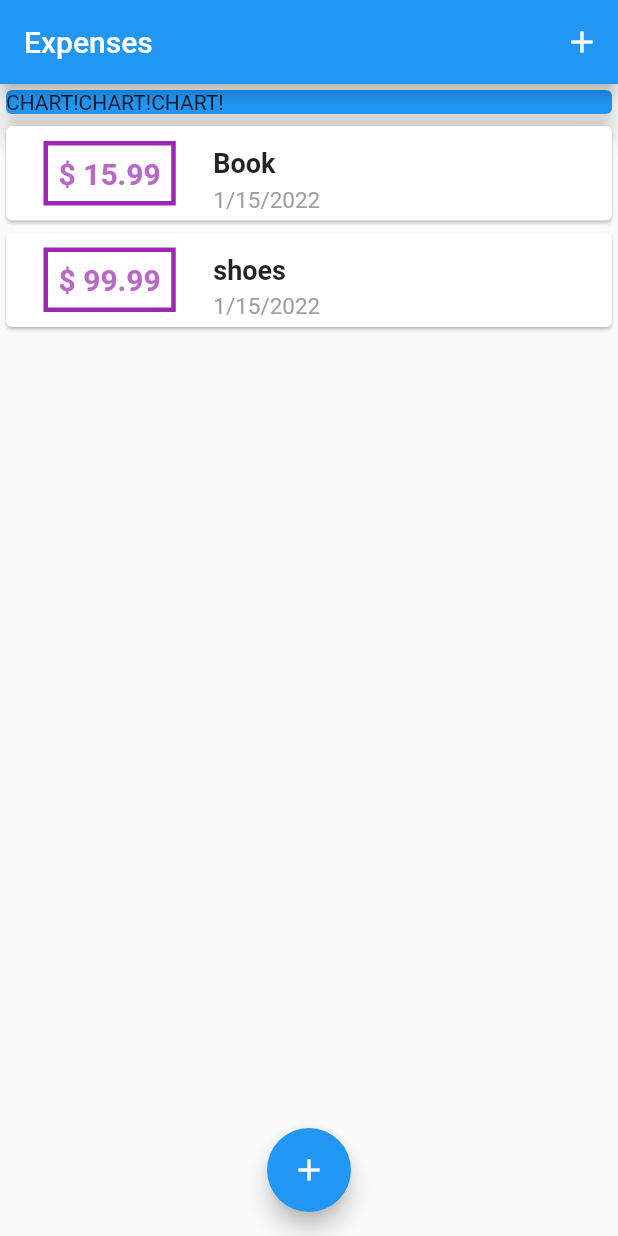
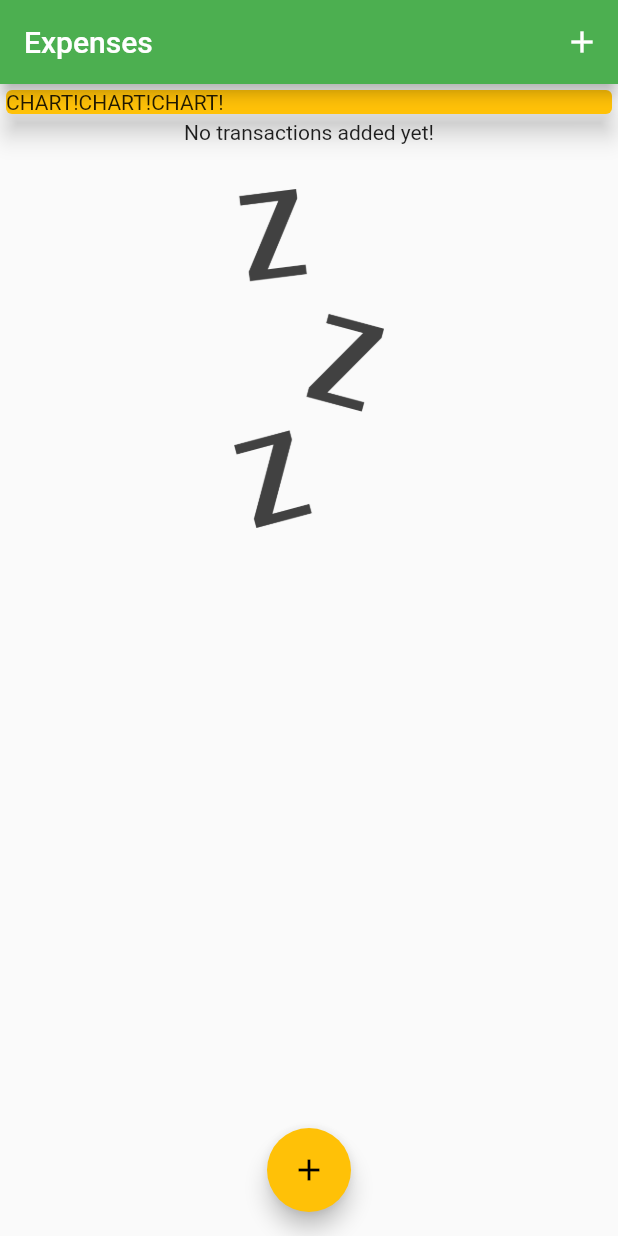
Before and after one commit to Furkangunduz/expenses_app, a Flutter app: the screen it shows after launch, on a phone screen of 412 x 824 dp. Run offline on Flutter 3.47's test engine with Material 2 defaults, Android fonts, the phone set to English and light mode, and no system bars; Roboto replaces fonts that are missing (Quicksand).

Commit message:
ThemeFontsAnImages

```diff
--- a/lib/main.dart
+++ b/lib/main.dart
@@ -9,7 +9,13 @@ void main() => runApp(MyApp());
 
 class MyApp extends StatelessWidget {
   Widget build(BuildContext context) {
-    return MaterialApp(title: "Flutter", home: MyHomePage());
+    return MaterialApp(
+        title: "Flutter",
+        theme: ThemeData(
+            primarySwatch: Colors.green,
+            accentColor: Colors.amber,
+            fontFamily: "Quicksand"),
+        home: MyHomePage());
   }
 }
 
@@ -20,10 +26,10 @@ class MyHomePage extends StatefulWidget {
 
 class _MyHomePageState extends State<MyHomePage> {
   final List<Transaction> _userTransactions = [
-    Transaction(
-        id: "t1", title: "Book", amount: 15.99, dateTime: DateTime.now()),
-    Transaction(
-        id: "t2", title: "shoes", amount: 99.99, dateTime: DateTime.now())
+    // Transaction(
+    //     id: "t1", title: "Book", amount: 15.99, dateTime: DateTime.now()),
+    // Transaction(
+    //     id: "t2", title: "shoes", amount: 99.99, dateTime: DateTime.now())
   ];
 
   _addNewTransaction(String txtitle, double txamount) {
@@ -63,7 +69,7 @@ class _MyHomePageState extends State<MyHomePage> {
               Container(
                   width: double.infinity,
                   child: Card(
-                    color: Colors.blue,
+                    color: Theme.of(context).accentColor,
                     child: Text("CHART!CHART!CHART!"),
                     elevation: 7,
                   )),
--- a/lib/widgets/transaction_list.dart
+++ b/lib/widgets/transaction_list.dart
@@ -13,22 +13,39 @@ class TransactionList extends StatelessWidget {
   Widget build(BuildContext context) {
     return Container(
         height: 300,
-        child: ListView.builder(
+        child: _userTransactions.isEmpty
+            ? Column(
+                children: <Widget>[
+                  Text("No transactions added yet!"),
+                  SizedBox(
+                    height: 30,
+                  ),
+                  Container(
+                    width: 100,
+                    child: Image.asset("assets/image/waiting.png",
+                        fit: BoxFit.cover),
+                  )
+                ],
+              )
+            : ListView.builder(
                 itemBuilder: (ctx, index) {
                   return Card(
                     child: Row(
                       children: [
                         Container(
-                    margin: EdgeInsets.symmetric(vertical: 10, horizontal: 25),
+                          margin: EdgeInsets.symmetric(
+                              vertical: 10, horizontal: 25),
                           decoration: BoxDecoration(
-                        border: Border.all(color: Colors.purple, width: 3)),
+                              border: Border.all(
+                                  color: Theme.of(context).primaryColor,
+                                  width: 3)),
                           padding: EdgeInsets.all(7.0),
                           child: Text(
                             '\$ ${_userTransactions[index].amount.toStringAsFixed(2)}',
                             style: TextStyle(
                                 fontWeight: FontWeight.bold,
                                 fontSize: 20,
-                          color: Colors.purple[300]),
+                                color: Theme.of(context).primaryColor),
                           ),
                         ),
                         Column(
@@ -39,13 +56,17 @@ class TransactionList extends StatelessWidget {
                                 child: Text(
                                   '${_userTransactions[index].title}',
                                   style: TextStyle(
-                                fontSize: 18, fontWeight: FontWeight.bold),
+                                      fontSize: 18,
+                                      fontWeight: FontWeight.bold,
+                                      color: Theme.of(context).primaryColor),
                                 )),
                             Container(
                                 child: Text(
                               DateFormat.yMd()
                                   .format(_userTransactions[index].dateTime),
-                        style: TextStyle(color: Colors.grey, fontSize: 15),
+                              style: TextStyle(
+                                  color: Theme.of(context).primaryColor,
+                                  fontSize: 15),
                             ))
                           ],
                         ),
```
Also changed, not shown: lib/widgets/new_transactions.dart (+8 -2 lines), pubspec.yaml (+14 -8 lines), assets/fonts/OpenSans-Bold.ttf (added), assets/fonts/OpenSans-Regular.ttf (added), assets/fonts/Quicksand-Bold.ttf (added), assets/fonts/Quicksand-Light.ttf (added), assets/fonts/Quicksand-Medium.ttf (added), assets/fonts/Quicksand-Regular.ttf (added), assets/image/waiting.png (added). Lines whose indentation alone changed are shown as unchanged.
